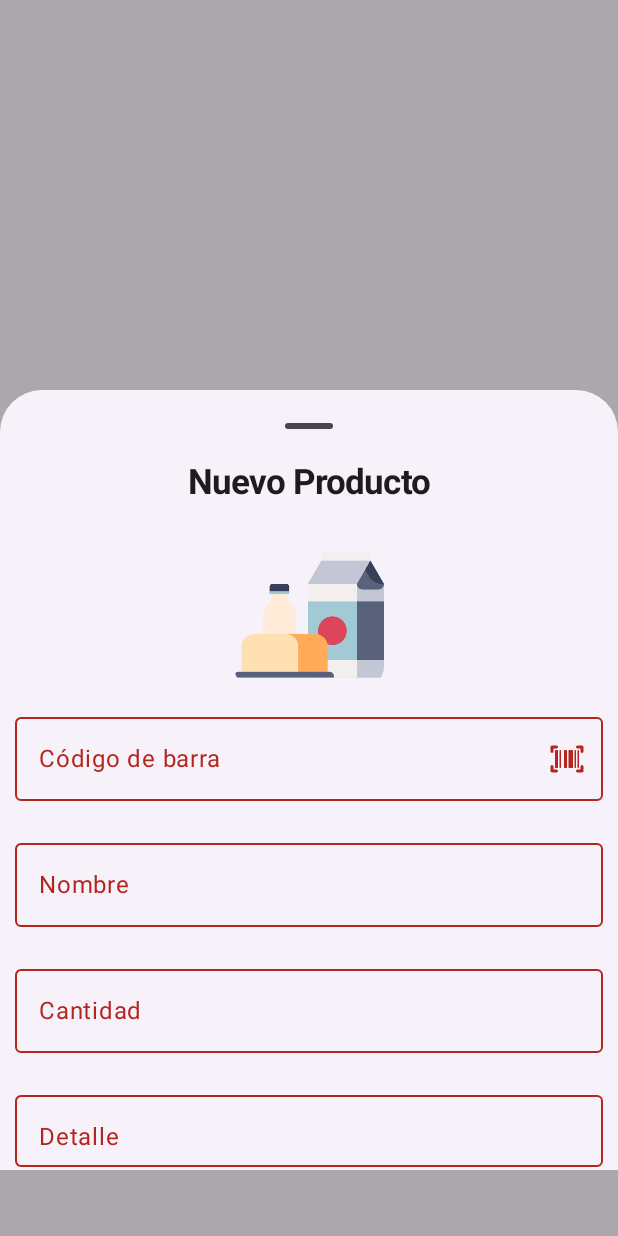
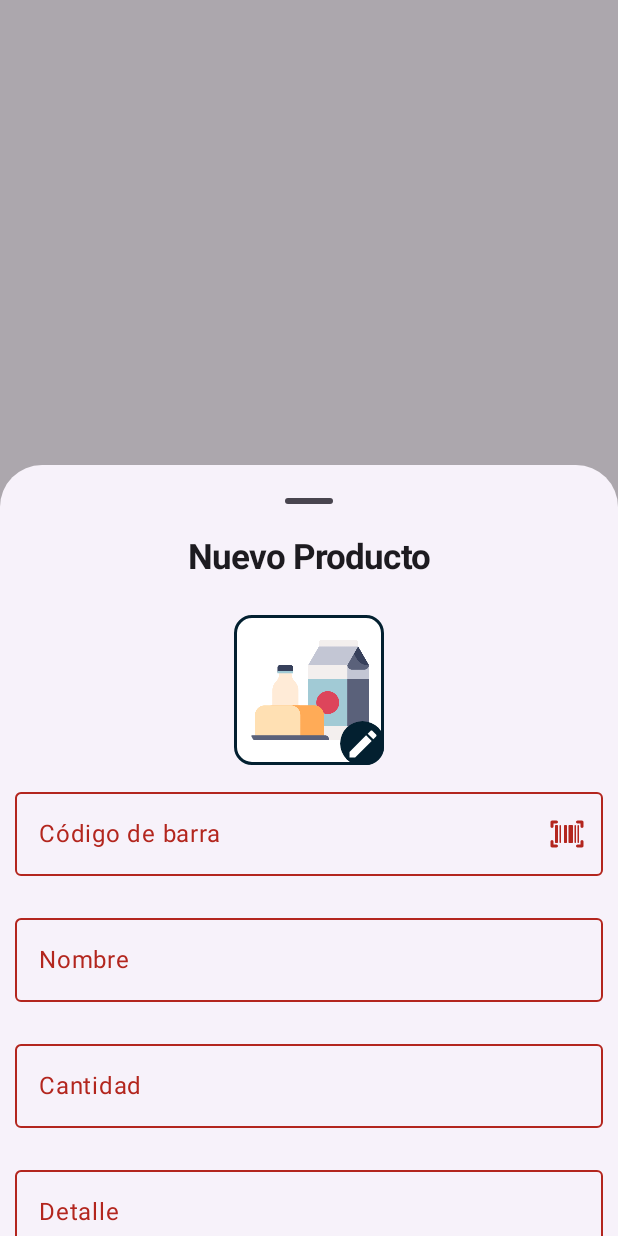
Before and after one commit to GerardoSCDev/android_local_manage_store, an Android app built with Jetpack Compose: the composable InventoryBottomSheetAddProductForm shown on its own in the app's theme, on a phone screen of 412 x 824 dp. Run offline under Robolectric (Android 15) with nearby library versions, the phone set to English and light mode, and no system bars; our stand-ins replace Room's generated code; libraries missing offline, so code that uses them is left out: com.journeyapps.barcodescanner; 2 statements that could not run were skipped.

Commit message:
custom selector image

```diff
--- a/app/src/main/java/com/example/localmanagestore/Modules/Inventory/Screens/InventoryBottomSheetAddProductFormScreen.kt
+++ b/app/src/main/java/com/example/localmanagestore/Modules/Inventory/Screens/InventoryBottomSheetAddProductFormScreen.kt
@@ -3,6 +3,7 @@
 import android.Manifest
 import androidx.activity.compose.rememberLauncherForActivityResult
 import androidx.activity.result.contract.ActivityResultContracts
+import androidx.compose.foundation.BorderStroke
 import androidx.compose.foundation.layout.fillMaxWidth
 import androidx.compose.foundation.layout.height
 import androidx.compose.foundation.layout.padding
@@ -41,10 +42,17 @@
 import com.journeyapps.barcodescanner.ScanContract
 import com.journeyapps.barcodescanner.ScanOptions
 import androidx.compose.foundation.Image
-import androidx.compose.foundation.background
 import androidx.compose.foundation.layout.Box
+import androidx.compose.foundation.layout.fillMaxSize
 import androidx.compose.foundation.layout.size
 import androidx.compose.foundation.shape.RoundedCornerShape
+import androidx.compose.material.icons.Icons
+import androidx.compose.material.icons.filled.Edit
+import androidx.compose.material3.Card
+import androidx.compose.material3.CardDefaults
+import androidx.compose.material3.Icon
+import androidx.compose.material3.IconButton
+import androidx.compose.material3.IconButtonDefaults
 import androidx.compose.ui.Alignment
 import androidx.compose.ui.draw.clip
 import androidx.compose.ui.graphics.Color
@@ -108,7 +116,7 @@
         onDismissRequest = { onDismiss() },
         sheetState = modalBottomSheetState,
         dragHandle = { BottomSheetDefaults.DragHandle() },
-        modifier = Modifier.height(520.dp),
+        modifier = Modifier.height(620.dp),
     ) {
 
         Text(
@@ -125,15 +133,48 @@
                 .height(120.dp)
                 .fillMaxWidth()
         ) {
-            Image(
-                painter = painterResource(id = R.drawable.productos_default_image),
-                contentDescription = stringResource(id = R.string.app_name),
-                contentScale = ContentScale.Crop,
+
+            Card(
+                colors = CardDefaults.cardColors(containerColor = Color.White),
+                border = BorderStroke(
+                    2.dp,
+                    Color(0xFF032030)
+                ),
                 modifier = Modifier
                     .size(100.dp)
-                    .clip(RoundedCornerShape(16.dp))
                     .align(Alignment.Center)
-            )
+            ) {
+                Box(
+                    modifier = Modifier
+                        .fillMaxSize()
+                ) {
+                    Image(
+                        painter = painterResource(id = R.drawable.productos_default_image),
+                        contentDescription = stringResource(id = R.string.app_name),
+                        contentScale = ContentScale.Crop,
+                        modifier = Modifier
+                            .size(80.dp)
+                            .clip(RoundedCornerShape(16.dp))
+                            .align(Alignment.Center)
+                    )
+                    IconButton(
+                        colors = IconButtonDefaults.iconButtonColors(
+                            containerColor = Color(0xFF032030),
+                            contentColor = Color.White
+                        ),
+                        modifier = Modifier
+                            .align(Alignment.BottomEnd)
+                            .size(30.dp),
+                        onClick = { /*TODO*/ }
+                    ) {
+                        Icon(
+                            imageVector = Icons.Default.Edit,
+                            contentDescription = ""
+                        )
+                    }
+                }
+            }
+
         }
 
         AppTextField(
```
